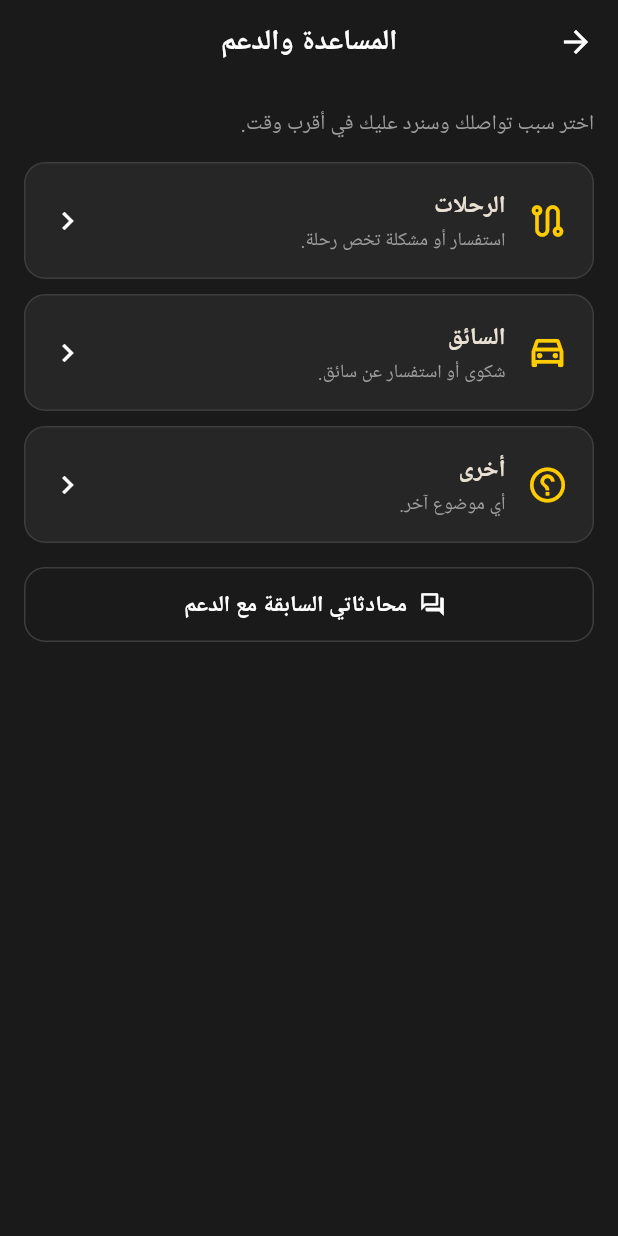
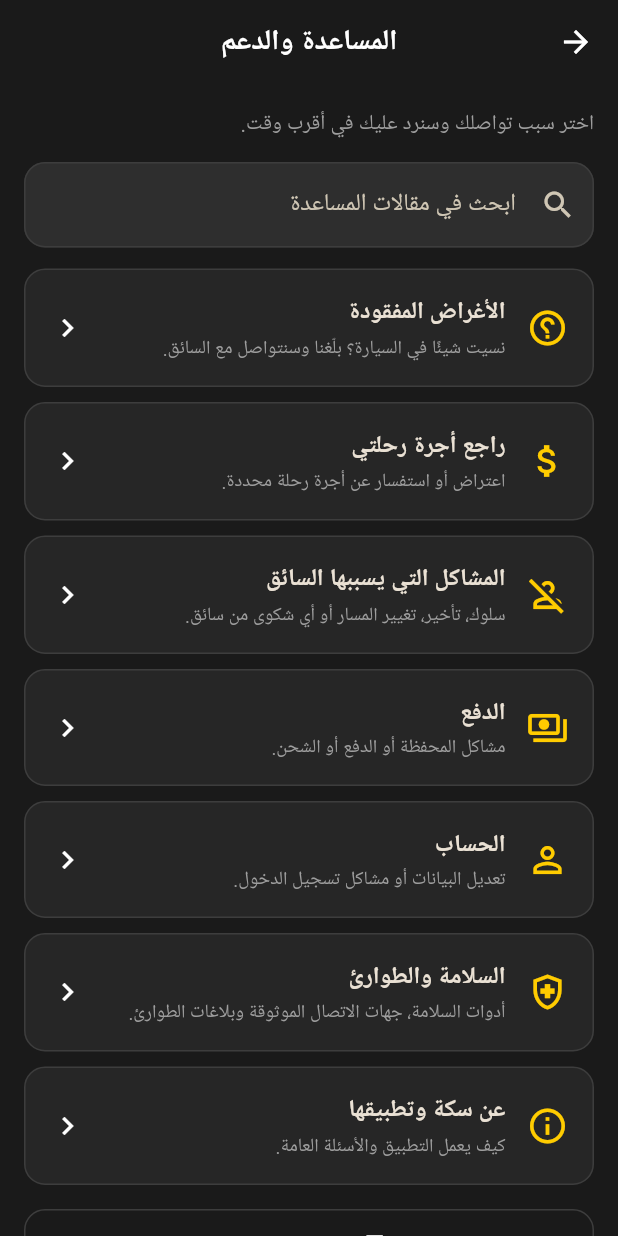
Before and after one commit to minostore/sikka_user2, a Flutter app: the SupportHomeScreen screen opened directly, on a phone screen of 412 x 824 dp. Run offline on Flutter 3.47's test engine with Material 3 defaults, Android fonts, the phone set to English and light mode, and no system bars; our stand-ins replace file_picker, firebase_auth, firebase_core, firebase_database, firebase_messaging, firebase_storage and 8 more; accounts and stored records are empty.

Commit message:
Last Sync: 2026-10-16 14:44 (Mobile)

```diff
--- a/lib/screens/account_screen.dart
+++ b/lib/screens/account_screen.dart
@@ -10,6 +10,7 @@ import 'daily_trips_screen.dart';
 import 'edit_profile_screen.dart';
 import 'legal_screen.dart';
 import 'place_search_screen.dart';
+import 'safety_center_screen.dart';
 import 'splash_gate.dart';
 import 'support_home_screen.dart';
 
@@ -64,6 +65,7 @@ class AccountScreen extends StatelessWidget {
             item(Icons.home, 'عنوان المنزل', () => _setPlace(context, uid, 'home'), sub: asMap(places['home'])['address']?.toString()),
             item(Icons.work, 'عنوان العمل', () => _setPlace(context, uid, 'work'), sub: asMap(places['work'])['address']?.toString()),
             item(Icons.event_repeat, 'الرحلات اليومية', () => Navigator.push(context, MaterialPageRoute(builder: (_) => const DailyTripsScreen()))),
+            item(Icons.health_and_safety_outlined, 'مركز السلامة', () => Navigator.push(context, MaterialPageRoute(builder: (_) => const SafetyCenterScreen()))),
             item(Icons.support_agent, 'المساعدة والدعم', () => Navigator.push(context, MaterialPageRoute(builder: (_) => const SupportHomeScreen(role: 'rider')))),
             item(Icons.description_outlined, 'الشروط والخصوصية', () => Navigator.push(context, MaterialPageRoute(builder: (_) => const LegalScreen()))),
             ListTile(
--- a/lib/screens/support_home_screen.dart
+++ b/lib/screens/support_home_screen.dart
@@ -6,6 +6,7 @@ import '../core/theme.dart';
 import '../core/utils.dart';
 import '../widgets/common.dart';
 import 'support_tickets_screen.dart';
+import 'safety_center_screen.dart';
 import 'ticket_chat_screen.dart';
 
 /// موضوع تواصل مع الدعم (يُعدَّل من لوحة التحكم ← محتوى التطبيق ← صفحة المساعدة والدعم).
@@ -24,6 +25,20 @@ IconData _topicIcon(String id) {
       return Icons.person_outline;
     case 'profile':
       return Icons.manage_accounts_outlined;
+    case 'lost':
+      return Icons.help_outline;
+    case 'fare':
+      return Icons.attach_money;
+    case 'driver_issues':
+      return Icons.person_off_outlined;
+    case 'payment':
+      return Icons.payments_outlined;
+    case 'account':
+      return Icons.person_outline;
+    case 'safety':
+      return Icons.health_and_safety_outlined;
+    case 'about':
+      return Icons.info_outline;
     default:
       return Icons.help_outline;
   }
@@ -36,9 +51,13 @@ List<SupportTopic> _defaultTopics(String role) => role == 'driver'
         SupportTopic('other', 'أخرى', 'أي موضوع آخر.'),
       ]
     : const [
-        SupportTopic('trips', 'الرحلات', 'استفسار أو مشكلة تخص رحلة.'),
-        SupportTopic('driver', 'السائق', 'شكوى أو استفسار عن سائق.'),
-        SupportTopic('other', 'أخرى', 'أي موضوع آخر.'),
+        SupportTopic('lost', 'الأغراض المفقودة', 'نسيت شيئًا في السيارة؟ بلّغنا وسنتواصل مع السائق.'),
+        SupportTopic('fare', 'راجع أجرة رحلتي', 'اعتراض أو استفسار عن أجرة رحلة محددة.'),
+        SupportTopic('driver_issues', 'المشاكل التي يسببها السائق', 'سلوك، تأخير، تغيير المسار أو أي شكوى من سائق.'),
+        SupportTopic('payment', 'الدفع', 'مشاكل المحفظة أو الدفع أو الشحن.'),
+        SupportTopic('account', 'الحساب', 'تعديل البيانات أو مشاكل تسجيل الدخول.'),
+        SupportTopic('safety', 'السلامة والطوارئ', 'أدوات السلامة، جهات الاتصال الموثوقة وبلاغات الطوارئ.'),
+        SupportTopic('about', 'عن سكة وتطبيقها', 'كيف يعمل التطبيق والأسئلة العامة.'),
       ];
 
 /// صفحة «المساعدة والدعم» كاملة: اختر سبب التواصل ثم اكتب رسالتك.
@@ -50,6 +69,7 @@ class SupportHomeScreen extends StatefulWidget {
 }
 
 class _SupportHomeScreenState extends State<SupportHomeScreen> {
+  String _q = '';
   late final Future<({String title, String intro, List<SupportTopic> topics})> _f = _load();
 
   Future<({String title, String intro, List<SupportTopic> topics})> _load() async {
@@ -93,12 +113,22 @@ class _SupportHomeScreenState extends State<SupportHomeScreen> {
                 : ListView(padding: const EdgeInsets.all(16), children: [
                     Text(d.intro, style: const TextStyle(color: Colors.grey, height: 1.5)),
                     const SizedBox(height: 14),
-                    for (final t in d.topics)
+                    TextField(
+                      onChanged: (v) => setState(() => _q = v.trim()),
+                      decoration: const InputDecoration(hintText: 'ابحث في مقالات المساعدة', prefixIcon: Icon(Icons.search)),
+                    ),
+                    const SizedBox(height: 14),
+                    for (final t in d.topics.where((t) => _q.isEmpty || t.title.contains(_q) || t.description.contains(_q)))
                       Padding(
                         padding: const EdgeInsets.only(bottom: 10),
                         child: InkWell(
                           borderRadius: BorderRadius.circular(14),
-                          onTap: () => Navigator.push(context, MaterialPageRoute(builder: (_) => _NewTicketScreen(role: widget.role, topic: t))),
+                          onTap: () => Navigator.push(
+                              context,
+                              MaterialPageRoute(
+                                  builder: (_) => t.id == 'safety' && widget.role != 'driver'
+                                      ? const SafetyCenterScreen()
+                                      : _NewTicketScreen(role: widget.role, topic: t))),
                           child: Container(
                             padding: const EdgeInsets.all(16),
                             decoration: BoxDecoration(color: AppColors.card, border: Border.all(color: AppColors.border), borderRadius: BorderRadius.circular(14)),
@@ -120,7 +150,7 @@ class _SupportHomeScreenState extends State<SupportHomeScreen> {
                     OutlinedButton.icon(
                       onPressed: () => Navigator.push(context, MaterialPageRoute(builder: (_) => SupportTicketsScreen(role: widget.role))),
                       icon: const Icon(Icons.forum_outlined),
-                      label: const Text('محادثاتي السابقة مع الدعم'),
+                      label: const Text('سجل الرسائل'),
                     ),
                   ]),
           );
```
Also changed, not shown: lib/screens/ride_flow_screen.dart (+9 -0 lines), lib/screens/safety_center_screen.dart (added, +241 -0 lines).
